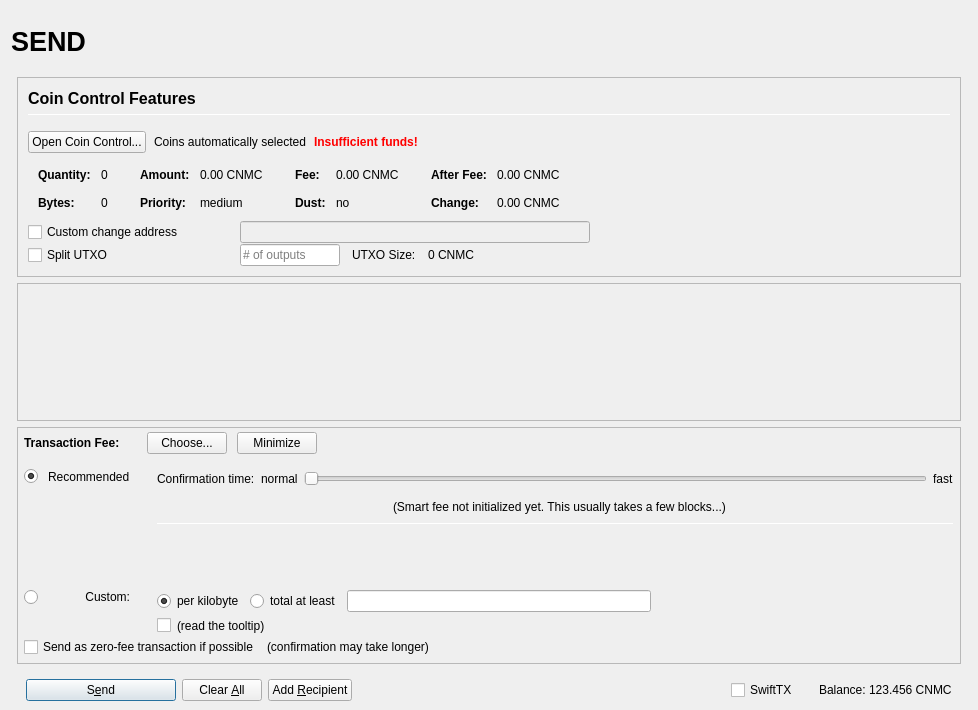
cryptonodes-core/cryptonodes-core, file src/qt/forms/sendcoinsdialog.ui: the form before one commit.
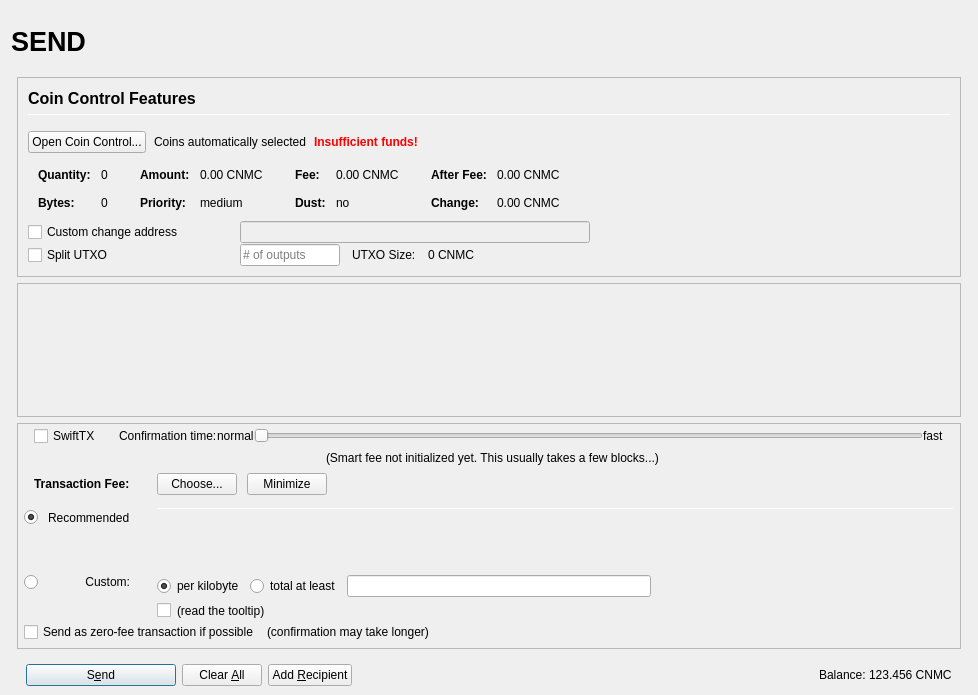
The form after the commit. Icons and pictures are not drawn. Custom widgets are drawn as their Qt base class.

What changed in the file:
```diff
--- a/src/qt/forms/sendcoinsdialog.ui
+++ b/src/qt/forms/sendcoinsdialog.ui
@@ -10,7 +10,7 @@
     <x>0</x>
     <y>0</y>
     <width>978</width>
-    <height>710</height>
+    <height>695</height>
    </rect>
   </property>
   <property name="windowTitle">
@@ -898,7 +898,7 @@
              <x>0</x>
              <y>0</y>
              <width>944</width>
-             <height>73</height>
+             <height>69</height>
             </rect>
            </property>
            <layout class="QVBoxLayout" name="verticalLayout_2" stretch="0,1">
@@ -975,7 +975,7 @@
             <number>0</number>
            </property>
            <item>
-            <layout class="QVBoxLayout" name="verticalLayoutFee2" stretch="0,0,0">
+            <layout class="QVBoxLayout" name="verticalLayoutFee2" stretch="0,0,0,0">
              <property name="spacing">
               <number>0</number>
              </property>
@@ -988,8 +988,179 @@
              <property name="rightMargin">
               <number>6</number>
              </property>
+             <item>
+              <layout class="QVBoxLayout" name="verticalLayout_feeConf">
+               <property name="spacing">
+                <number>0</number>
+               </property>
+               <property name="leftMargin">
+                <number>10</number>
+               </property>
+               <property name="rightMargin">
+                <number>10</number>
+               </property>
+               <property name="bottomMargin">
+                <number>5</number>
+               </property>
+               <item>
+                <layout class="QHBoxLayout" name="horizontalLayoutFee9">
+                 <item>
+                  <widget class="QCheckBox" name="checkSwiftTX">
+                   <property name="enabled">
+                    <bool>true</bool>
+                   </property>
+                   <property name="minimumSize">
+                    <size>
+                     <width>85</width>
+                     <height>0</height>
+                    </size>
+                   </property>
+                   <property name="toolTip">
+                    <string>SwiftTX technology allows for near instant transactions - A flat fee of 0.01 CNMC applies</string>
+                   </property>
+                   <property name="text">
+                    <string>SwiftTX</string>
+                   </property>
+                  </widget>
+                 </item>
+                 <item>
+                  <widget class="QLabel" name="labelSmartFee3">
+                   <property name="text">
+                    <string>Confirmation time:</string>
+                   </property>
+                   <property name="margin">
+                    <number>2</number>
+                   </property>
+                  </widget>
+                 </item>
+                 <item>
+                  <widget class="QLabel" name="labelSmartFeeNormal">
+                   <property name="text">
+                    <string>normal</string>
+                   </property>
+                   <property name="margin">
+                    <number>8</number>
+                   </property>
+                  </widget>
+                 </item>
+                 <item>
+                  <widget class="QSlider" name="sliderSmartFee">
+                   <property name="minimumSize">
+                    <size>
+                     <width>0</width>
+                     <height>24</height>
+                    </size>
+                   </property>
+                   <property name="minimum">
+                    <number>0</number>
+                   </property>
+                   <property name="maximum">
+                    <number>24</number>
+                   </property>
+                   <property name="pageStep">
+                    <number>1</number>
+                   </property>
+                   <property name="value">
+                    <number>0</number>
+                   </property>
+                   <property name="orientation">
+                    <enum>Qt::Horizontal</enum>
+                   </property>
+                   <property name="invertedAppearance">
+                    <bool>false</bool>
+                   </property>
+                   <property name="invertedControls">
+                    <bool>false</bool>
+                   </property>
+                   <property name="tickPosition">
+                    <enum>QSlider::NoTicks</enum>
+                   </property>
+                  </widget>
+                 </item>
+                 <item>
+                  <widget class="QLabel" name="labelSmartFeeFast">
+                   <property name="text">
+                    <string>fast</string>
+                   </property>
+                   <property name="margin">
+                    <number>8</number>
+                   </property>
+                  </widget>
+                 </item>
+                </layout>
+               </item>
+               <item>
+                <layout class="QHBoxLayout" name="horizontalLayout_recommended_texts">
+                 <property name="spacing">
+                  <number>0</number>
+                 </property>
+                 <item>
+                  <spacer name="horizontalSpacer_8">
+                   <property name="orientation">
+                    <enum>Qt::Horizontal</enum>
+                   </property>
+                   <property name="sizeHint" stdset="0">
+                    <size>
+                     <width>40</width>
+                     <height>20</height>
+                    </size>
+                   </property>
+                  </spacer>
+                 </item>
+                 <item>
+                  <widget class="QLabel" name="labelFeeEstimation">
+                   <property name="text">
+                    <string/>
+                   </property>
+                   <property name="margin">
+                    <number>2</number>
+                   </property>
+                  </widget>
+                 </item>
+                 <item>
+                  <widget class="QLabel" name="labelSmartFee2">
+                   <property name="text">
+                    <string>(Smart fee not initialized yet. This usually takes a few blocks...)</string>
+                   </property>
+                   <property name="alignment">
+                    <set>Qt::AlignLeading|Qt::AlignLeft|Qt::AlignVCenter</set>
+                   </property>
+                   <property name="wordWrap">
+                    <bool>false</bool>
+                   </property>
+                   <property name="margin">
+                    <number>2</number>
+                   </property>
+                   <property name="indent">
+                    <number>-1</number>
+                   </property>
+                  </widget>
+                 </item>
+                 <item>
+                  <spacer name="horizontalSpacer_3">
+                   <property name="orientation">
+                    <enum>Qt::Horizontal</enum>
+                   </property>
+                   <property name="sizeHint" stdset="0">
+                    <size>
+                     <width>40</width>
+                     <height>20</height>
+                    </size>
+                   </property>
+                  </spacer>
+                 </item>
+                </layout>
+               </item>
+              </layout>
+             </item>
              <item>
               <layout class="QHBoxLayout" name="horizontalLayoutFee1">
+               <property name="leftMargin">
+                <number>10</number>
+               </property>
+               <property name="rightMargin">
+                <number>10</number>
+               </property>
                <property name="bottomMargin">
                 <number>0</number>
                </property>
@@ -998,22 +1169,6 @@
                  <property name="spacing">
                   <number>0</number>
                  </property>
-                 <item>
-                  <spacer name="verticalSpacerSmartFee">
-                   <property name="orientation">
-                    <enum>Qt::Vertical</enum>
-                   </property>
-                   <property name="sizeType">
-                    <enum>QSizePolicy::Fixed</enum>
-                   </property>
-                   <property name="sizeHint" stdset="0">
-                    <size>
-                     <width>1</width>
-                     <height>4</height>
-                    </size>
-                   </property>
-                  </spacer>
-                 </item>
                  <item>
                   <layout class="QHBoxLayout" name="horizontalLayoutSmartFee">
                    <property name="spacing">
@@ -1290,7 +1445,7 @@
                    </widget>
                   </item>
                   <item row="0" column="4" rowspan="3">
-                   <layout class="QVBoxLayout" name="verticalLayoutFee3" stretch="0,0,0,0,1,0">
+                   <layout class="QVBoxLayout" name="verticalLayoutFee3" stretch="0,0,0,0">
                     <property name="spacing">
                      <number>6</number>
                     </property>
@@ -1300,133 +1455,6 @@
                     <property name="bottomMargin">
                      <number>20</number>
                     </property>
-                    <item>
-                     <layout class="QHBoxLayout" name="horizontalLayoutFee9">
-                      <item>
-                       <widget class="QLabel" name="labelSmartFee3">
-                        <property name="text">
-                         <string>Confirmation time:</string>
-                        </property>
-                        <property name="margin">
-                         <number>2</number>
-                        </property>
-                       </widget>
-                      </item>
-                      <item>
-                       <widget class="QLabel" name="labelSmartFeeNormal">
-                        <property name="text">
-                         <string>normal</string>
-                        </property>
-                        <property name="margin">
-                         <number>2</number>
-                        </property>
-                       </widget>
-                      </item>
-                      <item>
-                       <widget class="QSlider" name="sliderSmartFee">
-                        <property name="minimumSize">
-                         <size>
-                          <width>0</width>
-                          <height>24</height>
-                         </size>
-                        </property>
-                        <property name="minimum">
-                         <number>0</number>
-                        </property>
-                        <property name="maximum">
-                         <number>24</number>
-                        </property>
-                        <property name="pageStep">
-                         <number>1</number>
-                        </property>
-                        <property name="value">
-                         <number>0</number>
-                        </property>
-                        <property name="orientation">
-                         <enum>Qt::Horizontal</enum>
-                        </property>
-                        <property name="invertedAppearance">
-                         <bool>false</bool>
-                        </property>
-                        <property name="invertedControls">
-                         <bool>false</bool>
-                        </property>
-                        <property name="tickPosition">
-                         <enum>QSlider::NoTicks</enum>
-                        </property>
-                       </widget>
-                      </item>
-                      <item>
-                       <widget class="QLabel" name="labelSmartFeeFast">
-                        <property name="text">
-                         <string>fast</string>
-                        </property>
-                       </widget>
-                      </item>
-                     </layout>
-                    </item>
-                    <item>
-                     <layout class="QHBoxLayout" name="horizontalLayout_recommended_texts">
-                      <property name="spacing">
-                       <number>0</number>
-                      </property>
-                      <item>
-                       <spacer name="horizontalSpacer_8">
-                        <property name="orientation">
-                         <enum>Qt::Horizontal</enum>
-                        </property>
-                        <property name="sizeHint" stdset="0">
-                         <size>
-                          <width>40</width>
-                          <height>20</height>
-                         </size>
-                        </property>
-                       </spacer>
-                      </item>
-                      <item>
-                       <widget class="QLabel" name="labelFeeEstimation">
-                        <property name="text">
-                         <string/>
-                        </property>
-                        <property name="margin">
-                         <number>2</number>
-                        </property>
-                       </widget>
-                      </item>
-                      <item>
-                       <widget class="QLabel" name="labelSmartFee2">
-                        <property name="text">
-                         <string>(Smart fee not initialized yet. This usually takes a few blocks...)</string>
-                        </property>
-                        <property name="alignment">
-                         <set>Qt::AlignLeading|Qt::AlignLeft|Qt::AlignVCenter</set>
-                        </property>
-                        <property name="wordWrap">
-                         <bool>false</bool>
-                        </property>
-                        <property name="margin">
-                         <number>2</number>
-                        </property>
-                        <property name="indent">
-                         <number>-1</number>
-                        </property>
-                       </widget>
-                      </item>
-                      <item>
-                       <spacer name="horizontalSpacer_3">
-                        <property name="orientation">
-                         <enum>Qt::Horizontal</enum>
-                        </property>
-                        <property name="sizeHint" stdset="0">
-                         <size>
-                          <width>40</width>
-                          <height>20</height>
-                         </size>
-                        </property>
-                       </spacer>
-                      </item>
-                     </layout>
-                    </item>
                     <item>
                      <widget class="Line" name="line_2">
                       <property name="minimumSize">
@@ -1680,22 +1708,6 @@
              <property name="spacing">
               <number>3</number>
              </property>
-             <item>
-              <widget class="QCheckBox" name="checkSwiftTX">
-               <property name="enabled">
-                <bool>true</bool>
-               </property>
-               <property name="minimumSize">
-                <size>
-                 <width>85</width>
-                 <height>0</height>
-                </size>
-               </property>
-               <property name="text">
-                <string>SwiftTX</string>
-               </property>
-              </widget>
-             </item>
              <item>
               <widget class="QLabel" name="label">
                <property name="text">
```
Left out of the diff: 46 changed lines with no effect on the pictures.
